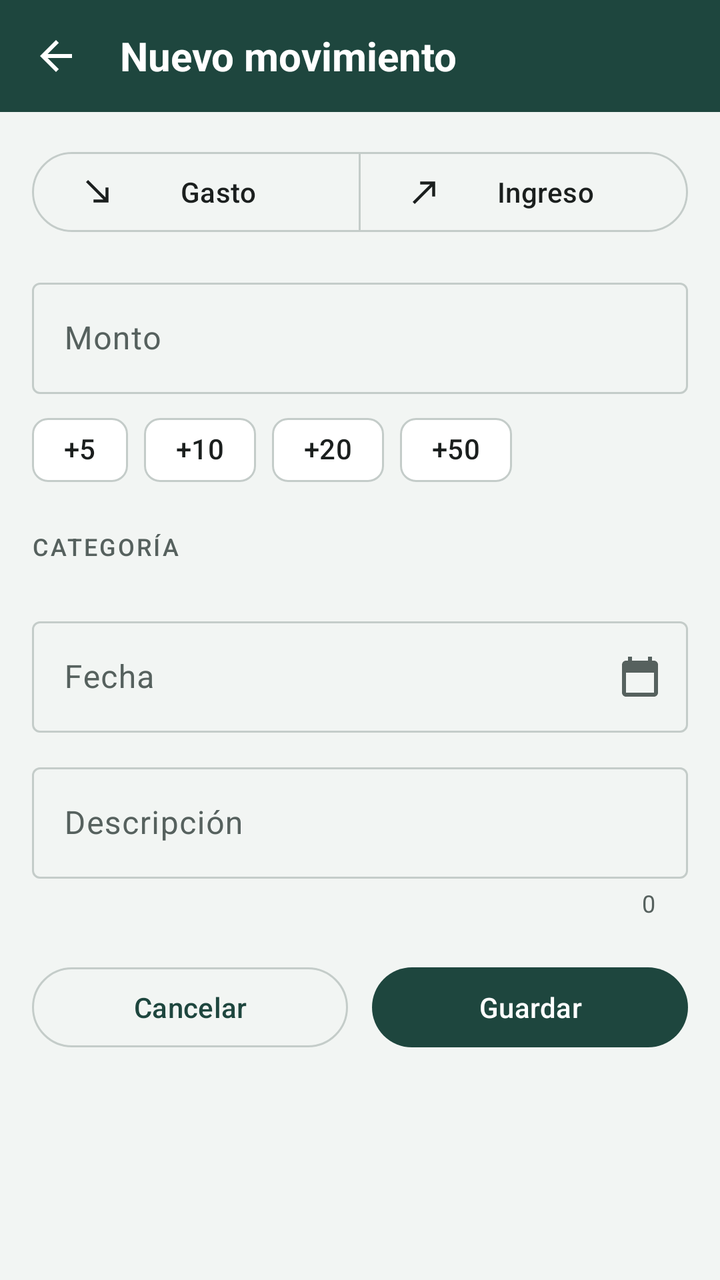
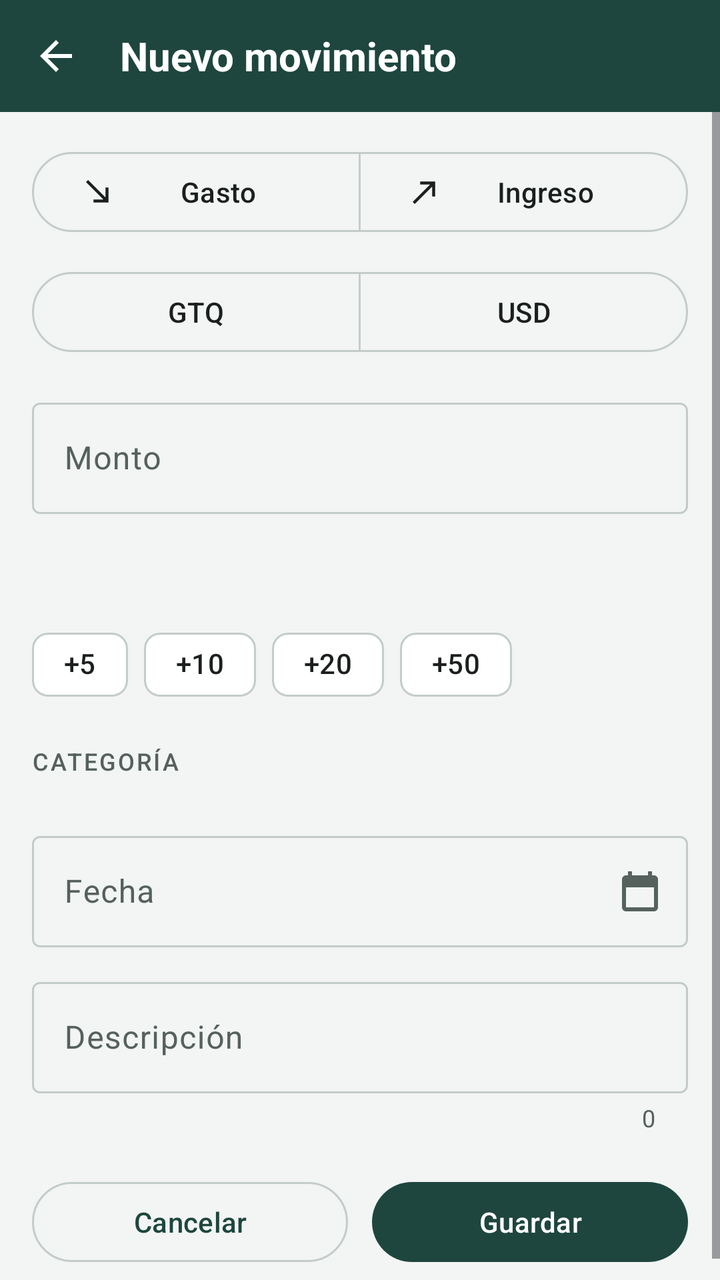

Two renders of the same Android screen: before a commit and after it. Below are the layout's source before the change and the commit's diff.
<!-- AndroidManifest.xml: application theme Theme.Finanzas -->
<!-- res/layout/activity_formulario.xml -->
<?xml version="1.0" encoding="utf-8"?>
<LinearLayout xmlns:android="http://schemas.android.com/apk/res/android"
    xmlns:app="http://schemas.android.com/apk/res-auto"
    android:id="@+id/raiz"
    android:layout_width="match_parent"
    android:layout_height="match_parent"
    android:background="?android:attr/colorBackground"
    android:orientation="vertical">

    <LinearLayout
        android:id="@+id/barraSuperior"
        android:layout_width="match_parent"
        android:layout_height="wrap_content"
        android:background="@color/color_cabecera"
        android:gravity="center_vertical"
        android:orientation="horizontal"
        android:paddingHorizontal="4dp"
        android:paddingVertical="4dp">

        <ImageButton
            android:id="@+id/botonVolver"
            android:layout_width="48dp"
            android:layout_height="48dp"
            android:background="?attr/selectableItemBackgroundBorderless"
            android:contentDescription="@string/volver"
            android:src="@drawable/ic_volver"
            app:tint="@color/color_sobre_cabecera" />

        <TextView
            android:id="@+id/textoTituloFormulario"
            android:layout_width="wrap_content"
            android:layout_height="wrap_content"
            android:layout_marginStart="8dp"
            android:accessibilityHeading="true"
            android:text="@string/nuevo_movimiento"
            android:textColor="@color/color_sobre_cabecera"
            android:textSize="20sp"
            android:textStyle="bold" />
    </LinearLayout>

    <ScrollView
        android:id="@+id/contenidoFormulario"
        android:layout_width="match_parent"
        android:layout_height="0dp"
        android:layout_weight="1"
        android:clipToPadding="false"
        android:fillViewport="true">

        <LinearLayout
            android:layout_width="match_parent"
            android:layout_height="wrap_content"
            android:orientation="vertical"
            android:padding="16dp">

            <com.google.android.material.button.MaterialButtonToggleGroup
                android:id="@+id/grupoTipo"
                android:layout_width="match_parent"
                android:layout_height="wrap_content"
                app:selectionRequired="true"
                app:singleSelection="true">

                <com.google.android.material.button.MaterialButton
                    android:id="@+id/botonTipoGasto"
                    style="?attr/materialButtonOutlinedStyle"
                    android:layout_width="0dp"
                    android:layout_height="wrap_content"
                    android:layout_weight="1"
                    android:text="@string/tipo_gasto"
                    app:icon="@drawable/ic_gasto" />

                <com.google.android.material.button.MaterialButton
                    android:id="@+id/botonTipoIngreso"
                    style="?attr/materialButtonOutlinedStyle"
                    android:layout_width="0dp"
                    android:layout_height="wrap_content"
                    android:layout_weight="1"
                    android:text="@string/tipo_ingreso"
                    app:icon="@drawable/ic_ingreso" />
            </com.google.android.material.button.MaterialButtonToggleGroup>

            <com.google.android.material.textfield.TextInputLayout
                android:id="@+id/campoMonto"
                style="?attr/textInputOutlinedStyle"
                android:layout_width="match_parent"
                android:layout_height="wrap_content"
                android:layout_marginTop="16dp"
                android:hint="@string/monto"
                app:prefixText="@string/prefijo_quetzal">

                
                <com.google.android.material.textfield.TextInputEditText
                    android:id="@+id/entradaMonto"
                    android:layout_width="match_parent"
                    android:layout_height="wrap_content"
                    android:imeOptions="actionNext"
                    android:inputType="numberDecimal" />
            </com.google.android.material.textfield.TextInputLayout>

            
            <com.google.android.material.chip.ChipGroup
                android:id="@+id/grupoSumar"
                android:layout_width="wrap_content"
                android:layout_height="wrap_content"
                android:layout_marginTop="4dp">

                <com.google.android.material.chip.Chip
                    android:id="@+id/chipSumar5"
                    style="@style/Widget.Material3.Chip.Assist"
                    android:layout_width="wrap_content"
                    android:layout_height="wrap_content"
                    android:text="@string/sumar_5" />

                <com.google.android.material.chip.Chip
                    android:id="@+id/chipSumar10"
                    style="@style/Widget.Material3.Chip.Assist"
                    android:layout_width="wrap_content"
                    android:layout_height="wrap_content"
                    android:text="@string/sumar_10" />

                <com.google.android.material.chip.Chip
                    android:id="@+id/chipSumar20"
                    style="@style/Widget.Material3.Chip.Assist"
                    android:layout_width="wrap_content"
                    android:layout_height="wrap_content"
                    android:text="@string/sumar_20" />

                <com.google.android.material.chip.Chip
                    android:id="@+id/chipSumar50"
                    style="@style/Widget.Material3.Chip.Assist"
                    android:layout_width="wrap_content"
                    android:layout_height="wrap_content"
                    android:text="@string/sumar_50" />
            </com.google.android.material.chip.ChipGroup>

            <TextView
                android:layout_width="wrap_content"
                android:layout_height="wrap_content"
                android:layout_marginTop="16dp"
                android:text="@string/categoria"
                android:textAppearance="@style/TextAppearance.Finanzas.Etiqueta" />

            <TextView
                android:id="@+id/textoCargandoCategorias"
                android:layout_width="wrap_content"
                android:layout_height="wrap_content"
                android:layout_marginTop="8dp"
                android:text="@string/cargando_categorias"
                android:textColor="?attr/colorOnSurfaceVariant"
                android:visibility="gone" />

            
            <androidx.recyclerview.widget.RecyclerView
                android:id="@+id/listaCategorias"
                android:layout_width="match_parent"
                android:layout_height="wrap_content"
                android:layout_marginTop="8dp"
                android:nestedScrollingEnabled="false" />

            <TextView
                android:id="@+id/textoErrorCategoria"
                android:layout_width="wrap_content"
                android:layout_height="wrap_content"
                android:accessibilityLiveRegion="polite"
                android:textAppearance="?attr/textAppearanceBodySmall"
                android:textColor="?attr/colorError"
                android:visibility="gone" />

            <com.google.android.material.textfield.TextInputLayout
                android:id="@+id/campoFecha"
                style="?attr/textInputOutlinedStyle"
                android:layout_width="match_parent"
                android:layout_height="wrap_content"
                android:layout_marginTop="16dp"
                android:hint="@string/fecha"
                app:endIconContentDescription="@string/elegir_fecha"
                app:endIconDrawable="@drawable/ic_calendario"
                app:endIconMode="custom">

                
                <com.google.android.material.textfield.TextInputEditText
                    android:id="@+id/entradaFecha"
                    android:layout_width="match_parent"
                    android:layout_height="wrap_content"
                    android:cursorVisible="false"
                    android:focusable="false"
                    android:inputType="none" />
            </com.google.android.material.textfield.TextInputLayout>

            <com.google.android.material.textfield.TextInputLayout
                android:id="@+id/campoDescripcion"
                style="?attr/textInputOutlinedStyle"
                android:layout_width="match_parent"
                android:layout_height="wrap_content"
                android:layout_marginTop="12dp"
                android:hint="@string/descripcion"
                app:counterEnabled="true">

                <com.google.android.material.textfield.TextInputEditText
                    android:id="@+id/entradaDescripcion"
                    android:layout_width="match_parent"
                    android:layout_height="wrap_content"
                    android:imeOptions="actionDone"
                    android:inputType="textCapSentences" />
            </com.google.android.material.textfield.TextInputLayout>

            <TextView
                android:id="@+id/textoErrorGeneral"
                android:layout_width="match_parent"
                android:layout_height="wrap_content"
                android:layout_marginTop="8dp"
                android:accessibilityLiveRegion="polite"
                android:textColor="?attr/colorError"
                android:visibility="gone" />

            <LinearLayout
                android:layout_width="match_parent"
                android:layout_height="wrap_content"
                android:layout_marginTop="20dp"
                android:orientation="horizontal">

                <com.google.android.material.button.MaterialButton
                    android:id="@+id/botonCancelar"
                    style="?attr/materialButtonOutlinedStyle"
                    android:layout_width="0dp"
                    android:layout_height="wrap_content"
                    android:layout_marginEnd="6dp"
                    android:layout_weight="1"
                    android:text="@string/cancelar" />

                <com.google.android.material.button.MaterialButton
                    android:id="@+id/botonGuardar"
                    android:layout_width="0dp"
                    android:layout_height="wrap_content"
                    android:layout_marginStart="6dp"
                    android:layout_weight="1"
                    android:text="@string/guardar" />
            </LinearLayout>
        </LinearLayout>
    </ScrollView>
</LinearLayout>
<!-- resources referenced by this layout -->
<resources>
  <color name="color_cabecera">#1E463E</color>
  <color name="color_sobre_cabecera">#FFFFFF</color>
  <!-- drawable ic_calendario (drawable) -->
  <vector xmlns:android="http://schemas.android.com/apk/res/android"
      android:width="24dp" android:height="24dp" android:viewportWidth="24" android:viewportHeight="24">
      <path android:fillColor="@android:color/white" android:pathData="M19,4h-1V2h-2v2H8V2H6v2H5C3.89,4 3.01,4.9 3.01,6L3,20c0,1.1 0.89,2 2,2h14c1.1,0 2,-0.9 2,-2V6C21,4.9 20.1,4 19,4zM19,20H5V10h14V20z" />
  </vector>
  <!-- drawable ic_gasto (drawable) -->
  <vector xmlns:android="http://schemas.android.com/apk/res/android"
      android:width="24dp" android:height="24dp" android:viewportWidth="24" android:viewportHeight="24">
      <path android:fillColor="@android:color/white" android:pathData="M19,9h-2v6.59L5.41,4 4,5.41 15.59,17H9v2h10z" />
  </vector>
  <!-- drawable ic_ingreso (drawable) -->
  <vector xmlns:android="http://schemas.android.com/apk/res/android"
      android:width="24dp" android:height="24dp" android:viewportWidth="24" android:viewportHeight="24">
      <path android:fillColor="@android:color/white" android:pathData="M9,5v2h6.59L4,18.59 5.41,20 17,8.41V15h2V5z" />
  </vector>
  <!-- drawable ic_volver (drawable) -->
  <vector xmlns:android="http://schemas.android.com/apk/res/android"
      android:width="24dp" android:height="24dp" android:viewportWidth="24" android:viewportHeight="24"
      android:autoMirrored="true">
      <path android:fillColor="@android:color/white" android:pathData="M20,11H7.83l5.59,-5.59L12,4l-8,8 8,8 1.41,-1.41L7.83,13H20v-2z" />
  </vector>
  <string name="cancelar">Cancelar</string>
  <string name="cargando_categorias">Cargando categorías…</string>
  <string name="categoria">Categoría</string>
  <string name="descripcion">Descripción</string>
  <string name="elegir_fecha">Elige la fecha</string>
  <string name="fecha">Fecha</string>
  <string name="guardar">Guardar</string>
  <string name="monto">Monto</string>
  <string name="nuevo_movimiento">Nuevo movimiento</string>
  <string name="prefijo_quetzal">Q\u0020</string>
  <string name="sumar_10">+10</string>
  <string name="sumar_20">+20</string>
  <string name="sumar_5">+5</string>
  <string name="sumar_50">+50</string>
  <string name="tipo_gasto">Gasto</string>
  <string name="tipo_ingreso">Ingreso</string>
  <string name="volver">Volver</string>
  <style name="TextAppearance.Finanzas.Etiqueta" parent="TextAppearance.Material3.LabelMedium">
          <item name="android:textColor">@color/color_texto_secundario</item>
          <item name="android:textAllCaps">true</item>
          <item name="android:letterSpacing">0.08</item>
      </style>
  <color name="color_texto_secundario">#56615E</color>
  <color name="color_primario">#1E463E</color>
  <color name="color_sobre_primario">#FFFFFF</color>
  <color name="color_primario_contenedor">#CDE8E0</color>
  <color name="color_sobre_primario_contenedor">#0E2B25</color>
  <color name="color_acento">#FFC229</color>
  <color name="color_sobre_acento">#1B1F1E</color>
  <color name="color_fondo">#F2F5F3</color>
  <color name="color_superficie">#FFFFFF</color>
  <color name="color_texto">#1B1F1E</color>
  <color name="color_borde">#C4CCC9</color>
  <color name="color_error">#B3261E</color>
  <!-- unchanged entries left out for length: 1 -->
</resources>

<!-- the commit's change to res/layout/activity_formulario.xml (unified diff, before → after) -->
@@ -78,6 +78,29 @@
                     app:icon="@drawable/ic_ingreso" />
             </com.google.android.material.button.MaterialButtonToggleGroup>
 
+            <com.google.android.material.button.MaterialButtonToggleGroup
+                android:id="@+id/grupoMoneda"
+                android:layout_width="match_parent"
+                android:layout_height="wrap_content"
+                android:layout_marginTop="12dp"
+                app:selectionRequired="true"
+                app:singleSelection="true">
+                <com.google.android.material.button.MaterialButton
+                    android:id="@+id/botonMonedaGtq"
+                    style="?attr/materialButtonOutlinedStyle"
+                    android:layout_width="0dp"
+                    android:layout_height="wrap_content"
+                    android:layout_weight="1"
+                    android:text="@string/moneda_gtq" />
+                <com.google.android.material.button.MaterialButton
+                    android:id="@+id/botonMonedaUsd"
+                    style="?attr/materialButtonOutlinedStyle"
+                    android:layout_width="0dp"
+                    android:layout_height="wrap_content"
+                    android:layout_weight="1"
+                    android:text="@string/moneda_usd" />
+            </com.google.android.material.button.MaterialButtonToggleGroup>
+
             <com.google.android.material.textfield.TextInputLayout
                 android:id="@+id/campoMonto"
                 style="?attr/textInputOutlinedStyle"
@@ -97,6 +120,20 @@
             </com.google.android.material.textfield.TextInputLayout>
 
             
+            <TextView
+                android:id="@+id/textoTasaFormulario"
+                android:layout_width="match_parent"
+                android:layout_height="wrap_content"
+                android:layout_marginTop="8dp"
+                android:textAppearance="?attr/textAppearanceBodySmall" />
+            <TextView
+                android:id="@+id/textoConversionPrevia"
+                android:layout_width="match_parent"
+                android:layout_height="wrap_content"
+                android:layout_marginTop="4dp"
+                android:accessibilityLiveRegion="polite"
+                android:textAppearance="?attr/textAppearanceBodyMedium" />
+
             <com.google.android.material.chip.ChipGroup
                 android:id="@+id/grupoSumar"
                 android:layout_width="wrap_content"
<!-- resource entries referenced after the edit -->
@@ -30,6 +30,8 @@
   <string name="elegir_fecha">Elige la fecha</string>
   <string name="fecha">Fecha</string>
   <string name="guardar">Guardar</string>
+  <string name="moneda_gtq">GTQ</string>
+  <string name="moneda_usd">USD</string>
   <string name="monto">Monto</string>
   <string name="nuevo_movimiento">Nuevo movimiento</string>
   <string name="prefijo_quetzal">Q\u0020</string>
